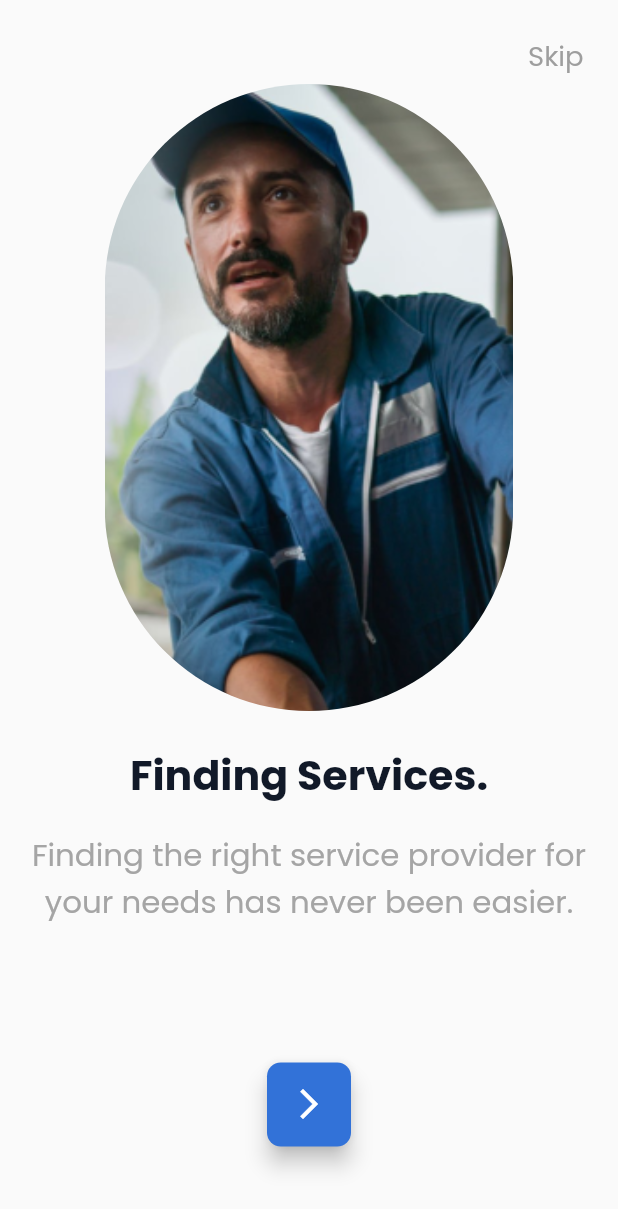
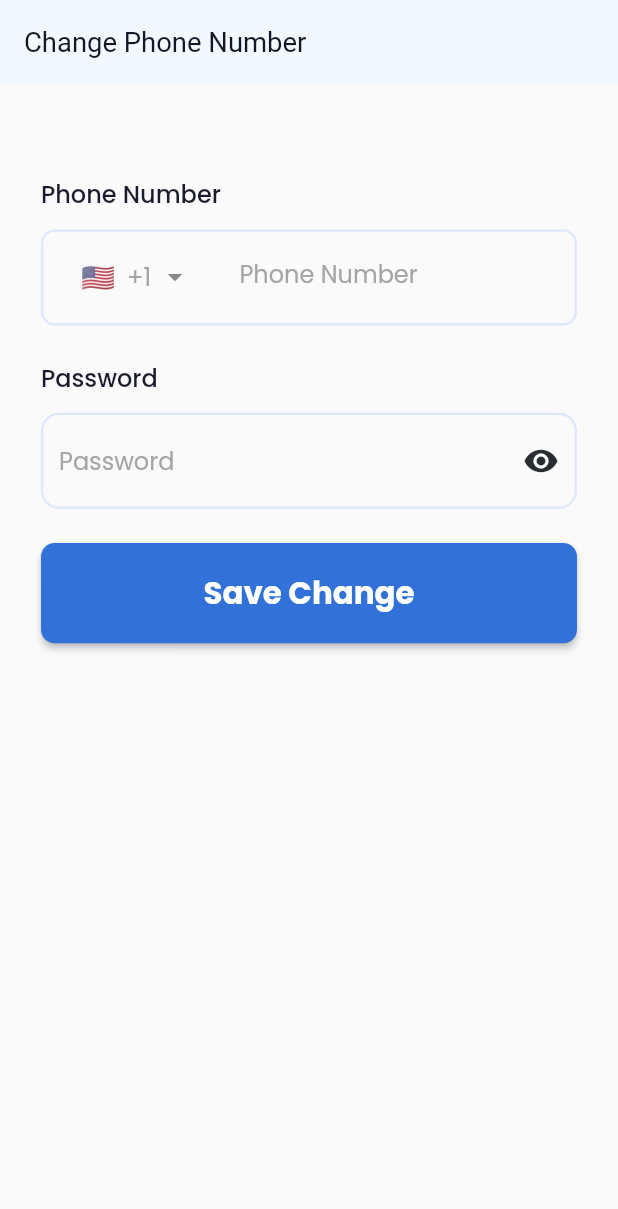
Before and after one commit to SaraNajjar/sparky, a Flutter app: the screen it shows after launch, on a phone screen of 412 x 824 dp. Shown: the top 1209 px of the screen. Run offline on Flutter 3.47's test engine with Material 2 defaults, Android fonts, the phone set to English and light mode, and no system bars; drawn by our look-alikes of intl_phone_field; our stand-ins replace cloud_firestore, dartz, equatable, firebase_auth, firebase_core, flutter_otp_text_field and 9 more; missing offline and left inert: flutter_facebook_auth; accounts and stored records are empty.

Commit message:
commit1120

```diff
--- a/lib/core/Application/app_router/app_router.dart
+++ b/lib/core/Application/app_router/app_router.dart
@@ -6,6 +6,8 @@ import 'package:sparky/module/auth/presentation/pages/forgrt_pass_screen.dart';
 import 'package:sparky/module/auth/presentation/pages/otp_code_screen.dart';
 import 'package:sparky/module/auth/presentation/pages/sign_in_screen.dart';
 import 'package:sparky/module/auth/presentation/pages/sign_up_screen.dart';
+import 'package:sparky/module/setting/presentation/binding/settings_binding.dart';
+import 'package:sparky/module/setting/presentation/pages/change_pass_screen.dart';
 
 class Routes {
    static const String homeRoute = '/';
@@ -13,6 +15,8 @@ class Routes {
    static const String signUpRoute = '/signUpRoute';
    static const String forgetPassRoute = '/forgetPassRoute';
    static const String createPassRoute = '/createPassRoute';
+   static const String changePassRoute = '/changePassRoute';
+   static const String changePhoneRoute = '/changePhoneRoute';
    static const String otpRoute = '/otpRoute';
 }
 
@@ -38,6 +42,16 @@ List<GetPage<dynamic>> appRoutes = [
     page: () =>  const CreateNewPassScreen(),
     binding: AuthBinding()
   ),
+  GetPage(
+    name: Routes.changePassRoute,
+    page: () =>  const ChangePassScreen(),
+    binding: SettingBinding()
+  ),
+  GetPage(
+    name: Routes.changePhoneRoute,
+    page: () =>  const ChangePassScreen(),
+    binding: SettingBinding()
+  ),
   // GetPage(
   //   name: Routes.otpRoute,
   //   page: () =>  OtpCodeScreen(),
--- a/lib/core/helper/app_texts.dart
+++ b/lib/core/helper/app_texts.dart
@@ -34,6 +34,8 @@ static const submit='submit';
 static const reSentCode='reSentCode';
 static const dontWorry='dontWorry';
 static const createPass='createPass';
+static const changePass='changePass';
+static const currentPass='currentPass';
 static const createPassSent='createPassSent';
 static const newPass='newPass';
 static const confirmPass='confirmPass';
@@ -42,4 +44,6 @@ static const change='change';
 static const setting='setting';
 static const darkMode='darkMode';
 static const notifications='notifications';
+static const saveChange='saveChange';
+static const changePhone='changePhone';
 }
--- a/lib/core/translation/arabic.dart
+++ b/lib/core/translation/arabic.dart
@@ -36,6 +36,8 @@ const  Map<String, String> ar ={
   AppTexts.reSentCode: "إعادة إرسال رمز التنشيط" ,
   AppTexts.dontWorry: "لا تقلق. إنه يحدث لأفضل منا. أدخل رقم هاتفك المحمول واتبع التعليمات!" ,
   AppTexts.createPass: "إنشاء كلمة مرور جديدة" ,
+  AppTexts.changePass: "تغيير كلمة المرور " ,
+  AppTexts.currentPass:'كلمة المرور الحالية',
   AppTexts.createPassSent: "أنشئ كلمة مرور قوية وفريدة من نوعها لحسابك!",
   AppTexts.newPass: "كلمة مرور جديدة" ,
   AppTexts.setting: "الإعدادات" ,
@@ -44,4 +46,8 @@ const  Map<String, String> ar ={
   AppTexts.confirmPass: "تأكيد كلمة المرور" ,
   AppTexts.confirm: "تأكيد" ,
   AppTexts.change: "تغيير" ,
+  AppTexts.saveChange:'حفظ التغييرات',
+  AppTexts.changePhone:'نغيير رقم الهاتف',
+
+
 };
--- a/lib/core/translation/english.dart
+++ b/lib/core/translation/english.dart
@@ -38,10 +38,14 @@ const  Map<String, String> en ={
   AppTexts.createPass:'Create New Password',
   AppTexts.createPassSent:'Create a strong and unique password for your account!',
   AppTexts.newPass:'New Password',
+  AppTexts.changePass:'change password',
+  AppTexts.currentPass:'Current password',
   AppTexts.setting:'Setting',
   AppTexts.darkMode:'Dark Mood',
   AppTexts.notifications:'Notifications',
   AppTexts.confirmPass:'Confirm Password',
   AppTexts.confirm:'Confirm',
   AppTexts.change:'Change',
+  AppTexts.saveChange:'Save Change',
+  AppTexts.changePhone:'Change Phone Number',
 };
--- a/lib/main.dart
+++ b/lib/main.dart
@@ -10,6 +10,8 @@ import 'package:sparky/firebase_options.dart';
 import 'package:sparky/module/auth/presentation/binding/auth_binding.dart';
 import 'package:sparky/module/auth/presentation/pages/sign_in_screen.dart';
 import 'package:sparky/module/setting/presentation/manager/setting_controller.dart';
+import 'package:sparky/module/setting/presentation/pages/change_pass_screen.dart';
+import 'package:sparky/module/setting/presentation/pages/change_phone_number_screen.dart';
 import 'package:sparky/module/setting/presentation/pages/setting_screen.dart';
 import 'package:sparky/module/splash/splash_screen.dart';
 import 'package:sparky/test.dart';
@@ -50,7 +52,7 @@ SettingController controller=Get.put(SettingController());
             darkTheme: ThemeApp.dark(),
             initialBinding: AuthBinding(),
             getPages: appRoutes,
-            home:  const SplashScreen(),
+            home:  const ChangePhoneScreen(),
 
           );
         });
--- a/lib/module/setting/presentation/manager/setting_controller.dart
+++ b/lib/module/setting/presentation/manager/setting_controller.dart
@@ -7,7 +7,10 @@ class SettingController extends GetxController{
   var status = false.obs;
   var notificationsStatus = false.obs;
   var langStatus = false.obs;
-
+  TextEditingController passController = TextEditingController();
+  TextEditingController newPassController = TextEditingController();
+  TextEditingController confirmNewPassController = TextEditingController();
+  TextEditingController phoneController = TextEditingController();
 void changeSwitchValue(val){
   status.value=val;
   update();
--- /dev/null
+++ b/lib/module/setting/presentation/pages/change_phone_number_screen.dart
@@ -0,0 +1,132 @@
+import 'package:flutter/material.dart';
+import 'package:flutter_screenutil/flutter_screenutil.dart';
+import 'package:get/get.dart';
+import 'package:intl_phone_field/intl_phone_field.dart';
+import 'package:sparky/core/Application/app_router/app_router.dart';
+import 'package:sparky/core/helper/app_color.dart';
+import 'package:sparky/core/helper/app_sizes.dart';
+import 'package:sparky/core/themes/theme.dart';
+import 'package:sparky/core/widgets/shared_widget.dart';
+import 'package:sparky/module/auth/presentation/manager/auth_controller.dart';
+import 'package:sparky/module/setting/presentation/manager/setting_controller.dart';
+
+import '../../../../core/helper/app_texts.dart';
+
+class ChangePhoneScreen extends GetView<SettingController> {
+  const ChangePhoneScreen({Key? key}) : super(key: key);
+
+  @override
+  Widget build(BuildContext context) {
+    return Scaffold(
+      appBar: AppBar(
+        elevation: 0.0,
+        backgroundColor: AppColors.formBackground,
+        title:    Text(AppTexts.changePhone.tr,
+          style: ThemeApp.getTextTheme().bodyText1?.copyWith(
+              fontSize: 16.sp,
+              color: Color(0xff111928)
+          ),),
+      ),
+      body: SingleChildScrollView(
+        child: SafeArea(
+          child: Padding(
+            padding:  EdgeInsets.all(AppSizes.padding20.h.w),
+            child: Column(
+              crossAxisAlignment: CrossAxisAlignment.start,
+              children: [
+
+
+                DefaultSpacer(
+                  height: AppSizes.space24.h,
+                ),
+                Text(AppTexts.phoneNumber.tr,
+                    style: ThemeApp.getTextTheme().bodyLarge?.copyWith(
+                        fontSize: 16,fontWeight: FontWeight.w500,color:AppColors.black1
+                    )),
+                DefaultSpacer(
+                  height: AppSizes.space8.h,
+                ),
+                IntlPhoneField(
+                  validator: (phoneNumber) {
+                    if (phoneNumber!.number.isEmpty) {
+                      return 'Phone Number is too short';
+                    }
+                  },controller: controller.phoneController,
+                  decoration: InputDecoration(
+                    labelText: AppTexts.phoneNumber.tr,
+                    labelStyle: const TextStyle(
+                      fontSize: 16,
+                      fontWeight: FontWeight.w400,
+                      color: Color(0xffA5A5A5),
+                    ),
+                    hintStyle:  const TextStyle(
+                      fontSize: 16,
+                      fontWeight: FontWeight.w400,
+                      color: Color(0xffA5A5A5),
+                    ),
+                    filled: false,
+                    enabledBorder: OutlineInputBorder(
+                        borderRadius: BorderRadius.circular(AppSizes.radius8.r),
+                        borderSide: const BorderSide(color: AppColors.borderColor,width: 1.5)) ,
+                    disabledBorder: OutlineInputBorder(
+                        borderRadius: BorderRadius.circular(AppSizes.radius8.r),
+                        borderSide: const BorderSide(color: AppColors.borderColor,width: 1.5)) ,
+                    border: OutlineInputBorder(
+                      borderRadius: BorderRadius.circular(AppSizes.radius10.r),
+                      borderSide: BorderSide(
+                        color: AppColors.borderColor,
+                        width: 1.5.w,
+                      ),
+                    ),
+                  ),
+                  dropdownIconPosition: IconPosition.trailing,disableLengthCheck: true,
+                  dropdownTextStyle:  const TextStyle(
+                    fontSize: 16,
+                    fontWeight: FontWeight.w400,
+                    color: Color(0xffA5A5A5),
+                  ),
+                  style: context.theme.textTheme.headline4,
+                  flagsButtonPadding:
+                  EdgeInsets.symmetric(horizontal: AppSizes.padding20.w),
+                  onChanged: (phone) {
+                    print(phone.completeNumber);
+                  },
+                ),
+                DefaultSpacer(
+                  height: AppSizes.space16.h,
+                ),
+                Text(AppTexts.password.tr,
+                    style: ThemeApp.getTextTheme().bodyLarge?.copyWith(
+                        fontSize: 16,fontWeight: FontWeight.w500,color:AppColors.black1
+                    )),
+                DefaultSpacer(
+                  height: AppSizes.space8.h,
+                ),
+                DefaultTextForm(
+                  textEditingController: controller.passController,
+                  textInputType: TextInputType.text,
+                  isPassword: true,
+                  label: AppTexts.password.tr,
+                  hasPrefixIcon: true,
+                  iconDataSuffixx: Icons.visibility,
+                  validator: (v){},
+
+                ),
+                DefaultSpacer(
+                  height: AppSizes.space16.h,
+                ),
+
+                DefaultButton(text: AppTexts.saveChange.tr,
+                  onPress: (){
+
+                  },
+                ),
+              ],
+            ),
+          ),
+        ),
+      ),
+
+    );
+  }
+}
```
Also changed, not shown: lib/module/setting/presentation/binding/settings_binding.dart (added, +10 -0 lines), lib/module/setting/presentation/pages/change_pass_screen.dart (added, +116 -0 lines).
